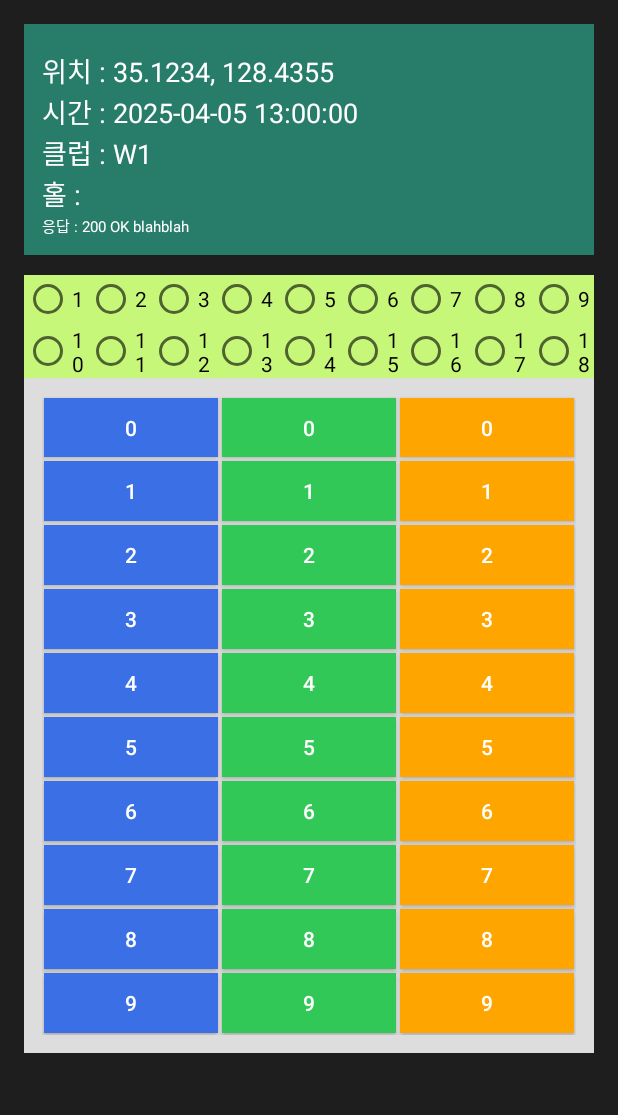
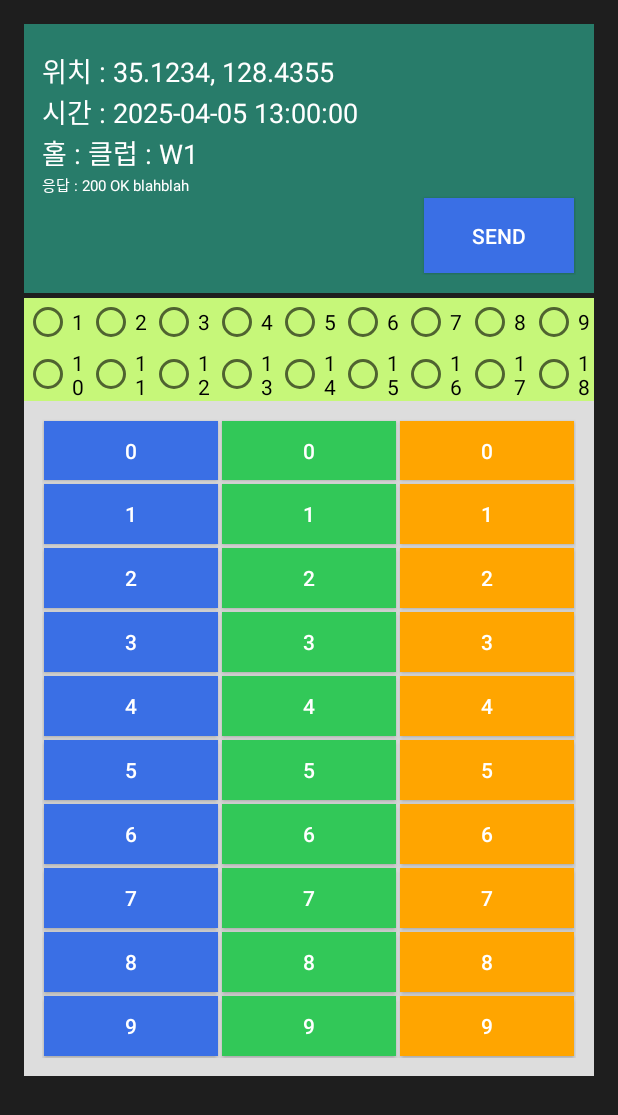
Before and after one commit to indoindoutuber/nfcgithub, an Android app: the screen it shows after launch (MainActivity), on a phone screen of 412 x 824 dp. Shown: the top 1115 px of the screen. Run offline under Robolectric (Android 15) with nearby library versions, the phone set to English and light mode, and no system bars.

Commit message:
add hole gps upload button

```diff
--- a/app/src/main/res/layout/activity_main.xml
+++ b/app/src/main/res/layout/activity_main.xml
@@ -17,7 +17,7 @@
             android:orientation="vertical"
             android:background="#287C6A"
             android:padding="12dp"
-            android:layout_marginBottom="12dp">
+            android:layout_marginBottom="2dp">
 
             <TextView
                 android:id="@+id/nfcStatusText"
@@ -34,15 +34,36 @@
                 android:text="위치 : 35.1234, 128.4355"
                 android:textColor="#FFFFFF"
                 android:textSize="18sp" />
-
+            <LinearLayout
+                android:layout_width="match_parent"
+                android:layout_height="wrap_content"
+                android:orientation="horizontal"
+                >
                 <TextView
                     android:id="@+id/timestampTextView"
                     android:layout_width="wrap_content"
                     android:layout_height="wrap_content"
                     android:text="시간 : 2025-04-05 13:00:00"
                     android:textColor="#FFFFFF"
+                    android:textSize="18sp"
+                    android:layout_marginRight="2dp"/>
+
+
+
+            </LinearLayout>
+
+            <LinearLayout
+                android:layout_width="match_parent"
+                android:layout_height="wrap_content"
+                android:orientation="horizontal"
+                >
+                <TextView
+                    android:id="@+id/holeTextView"
+                    android:layout_width="wrap_content"
+                    android:layout_height="wrap_content"
+                    android:text="홀 : "
+                    android:textColor="#FFFFFF"
                     android:textSize="18sp" />
-
                 <TextView
                     android:id="@+id/tagIdText"
                     android:layout_width="wrap_content"
@@ -51,14 +72,9 @@
                     android:textColor="#FFFFFF"
                     android:textSize="18sp" />
 
-            <TextView
-                android:id="@+id/holeTextView"
-                android:layout_width="wrap_content"
-                android:layout_height="wrap_content"
-                android:text="홀 : "
-                android:textColor="#FFFFFF"
-                android:textSize="18sp" />
 
+
+            </LinearLayout>
             <TextView
                 android:id="@+id/httpTextView"
                 android:layout_width="wrap_content"
@@ -66,6 +82,24 @@
                 android:text="응답 : 200 OK blahblah"
                 android:textColor="#FFFFFF"
                 android:textSize="10sp" />
+
+            <LinearLayout
+                android:layout_width="match_parent"
+                android:layout_height="wrap_content"
+                android:orientation="horizontal"
+                android:gravity="end">
+
+                <Button
+                    android:id="@+id/send"
+                    android:text="SEND"
+                    android:background="#3A6FE5"
+                    android:textColor="#FFFFFF"
+                    android:layout_width="100dp"
+                    android:layout_height="50dp"
+                    android:layout_margin="1dp" />
+            </LinearLayout>
+
+
         </LinearLayout>
 
         <LinearLayout
```
Also changed, not shown: app/src/main/java/com/gol/nfcgithub/MainActivity.kt (+33 -2 lines). Lines whose indentation alone changed are shown as unchanged.
